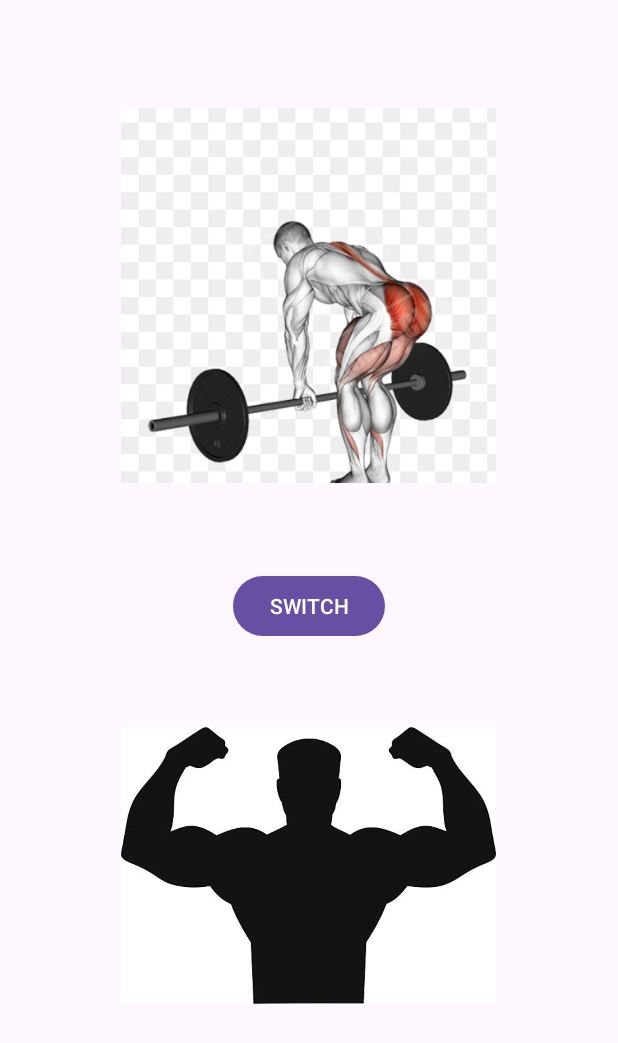
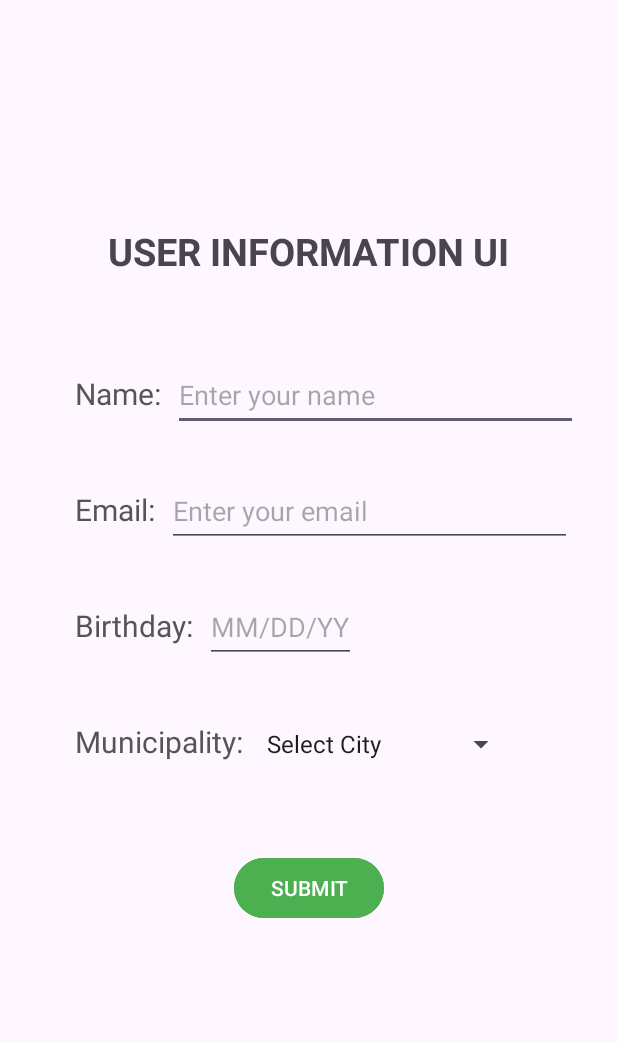
Before and after one commit to aj2333/Laboratory-Tasks, an Android app: the screen it shows after launch (MainActivity), on a phone screen of 412 x 824 dp. Shown: the top 1043 px of the screen. Run offline under Robolectric (Android 15) with nearby library versions, the light colour scheme and no system bars.

Commit message:
Save Code for Exercise 6

```diff
--- a/app/src/main/java/com/example/laboratorytasks/MainActivity.kt
+++ b/app/src/main/java/com/example/laboratorytasks/MainActivity.kt
@@ -1,51 +1,55 @@
 package com.example.laboratorytasks
 
+import android.content.Intent
 import android.widget.FrameLayout
 import android.os.Bundle
+import android.widget.ArrayAdapter
 import android.widget.Button
-import android.widget.ImageButton
+import android.widget.EditText
 import android.widget.ImageSwitcher
 import android.widget.ImageView
+import android.widget.Spinner
 import android.widget.Toast
-import android.widget.ToggleButton
 import android.widget.ViewSwitcher
 import androidx.activity.enableEdgeToEdge
 import androidx.appcompat.app.AppCompatActivity
 
+
 class MainActivity : AppCompatActivity(){
-
-    private var img = true
 
     override fun onCreate(savedInstanceState: Bundle?) {
         super.onCreate(savedInstanceState)
         enableEdgeToEdge()
         setContentView(R.layout.activity_main)
 
-        var imageSwitcher: ImageSwitcher = findViewById(R.id.lift)
-        var btnSwitch: Button = findViewById(R.id.btnSwitch)
+        val etName: EditText = findViewById(R.id.etName)
+        val etEmail: EditText = findViewById(R.id.etEmail)
+        val etBrithday: EditText = findViewById(R.id.etBirthday)
+        val spnMunicipality: Spinner = findViewById(R.id.spnMunicipality)
+        val btnSubmit: Button = findViewById(R.id.btnSubmit)
 
-        imageSwitcher.setFactory(ViewSwitcher.ViewFactory {
-            val imageView = ImageView(applicationContext)
-            imageView.scaleType = ImageView.ScaleType.CENTER_CROP
-            imageView.layoutParams = FrameLayout.LayoutParams(
-                FrameLayout.LayoutParams.MATCH_PARENT,
-                FrameLayout.LayoutParams.MATCH_PARENT
-            )
-            imageView
-        })
+        val city = arrayOf("Select City", "Taguig City", "Muntinlupa City", "Parañque City", "Las Piñas City")
+        val spinnerAdapter = ArrayAdapter(this, android.R.layout.simple_spinner_item, city)
+        spinnerAdapter.setDropDownViewResource(android.R.layout.simple_spinner_dropdown_item)
+        spnMunicipality.adapter = spinnerAdapter
 
-        imageSwitcher.setImageResource(R.drawable.lift)
+        btnSubmit.setOnClickListener {
+            val name = etName.text.toString().trim()
+            val email = etEmail.text.toString().trim()
+            val birthday = etBrithday.text.toString().trim()
+            val city = spnMunicipality.selectedItem.toString()
 
-        btnSwitch.setOnClickListener {
-            if(img) {
-                imageSwitcher.setImageResource(R.drawable.lift2)
-                Toast.makeText(this, "Image2", Toast.LENGTH_SHORT).show()
+            if (name.isNotEmpty() && email.isNotEmpty() && birthday.isNotEmpty() && city != "Select City") {
+                val intent = Intent(this, MainPageActivity::class.java)
+                intent.putExtra("USERNAME", name)
+                intent.putExtra("EMAIL", email)
+                intent.putExtra("BIRTHDAY", birthday)
+                intent.putExtra("CITY", city)
+                startActivity(intent)
             }
             else {
-                imageSwitcher.setImageResource(R.drawable.lift)
-                Toast.makeText(this, "Image1", Toast.LENGTH_SHORT).show()
+                Toast.makeText(this, "Please fill out all fields!", Toast.LENGTH_SHORT).show()
             }
-            img = !img
         }
     }
 }
--- a/app/src/main/res/layout/activity_main.xml
+++ b/app/src/main/res/layout/activity_main.xml
@@ -8,34 +8,115 @@
     android:layout_height="match_parent"
     tools:context=".MainActivity">
 
-    <ImageView
-        android:layout_width="250dp"
-        android:layout_height="250dp"
-        android:layout_marginTop="452dp"
-        android:src="@drawable/flex"
-        app:layout_constraintEnd_toEndOf="parent"
-        app:layout_constraintHorizontal_bias="0.496"
+    <TextView
+        android:id="@+id/tvTitle"
+        android:layout_width="wrap_content"
+        android:layout_height="wrap_content"
+        android:layout_marginTop="150dp"
+        android:text="USER INFORMATION UI"
+        android:textSize="25sp"
+        android:textStyle="bold"
         app:layout_constraintStart_toStartOf="parent"
-        app:layout_constraintTop_toTopOf="parent" />
+        app:layout_constraintTop_toTopOf="parent"
+        app:layout_constraintEnd_toEndOf="parent"/>
 
-    <ImageSwitcher
-        android:id="@+id/lift"
-        android:layout_width="250dp"
-        android:layout_height="250dp"
-        android:layout_marginTop="72dp"
-        app:layout_constraintEnd_toEndOf="parent"
-        app:layout_constraintHorizontal_bias="0.496"
+    <TextView
+        android:id="@+id/tvName"
+        android:layout_width="wrap_content"
+        android:layout_height="wrap_content"
+        android:layout_marginStart="50dp"
+        android:layout_marginTop="64dp"
+        android:text="Name:"
+        android:textColor="#555555"
+        android:textSize="20sp"
         app:layout_constraintStart_toStartOf="parent"
-        app:layout_constraintTop_toTopOf="parent" />
+        app:layout_constraintTop_toBottomOf="@+id/tvTitle"/>
+
+    <EditText
+        android:id="@+id/etName"
+        android:layout_width="270dp"
+        android:layout_height="48dp"
+        android:hint="Enter your name"
+        android:inputType="textPersonName"
+        app:layout_constraintStart_toEndOf="@+id/tvName"
+        app:layout_constraintBaseline_toBaselineOf="@+id/tvName"
+        android:layout_marginStart="8dp"/>
+
+    <TextView
+        android:id="@+id/tvEmail"
+        android:layout_width="wrap_content"
+        android:layout_height="wrap_content"
+        android:layout_marginStart="50dp"
+        android:layout_marginTop="50dp"
+        android:text="Email:"
+        android:textColor="#555555"
+        android:textSize="20sp"
+        app:layout_constraintStart_toStartOf="parent"
+        app:layout_constraintTop_toBottomOf="@+id/tvName"/>
+
+    <EditText
+        android:id="@+id/etEmail"
+        android:layout_width="270dp"
+        android:layout_height="48dp"
+        android:hint="Enter your email"
+        android:inputType="textEmailAddress"
+        app:layout_constraintStart_toEndOf="@+id/tvEmail"
+        app:layout_constraintBaseline_toBaselineOf="@+id/tvEmail"
+        android:layout_marginStart="8dp"/>
+
+    <TextView
+        android:id="@+id/tvBirthday"
+        android:layout_width="wrap_content"
+        android:layout_height="wrap_content"
+        android:layout_marginStart="50dp"
+        android:layout_marginTop="50dp"
+        android:text="Birthday:"
+        android:textColor="#555555"
+        android:textSize="20sp"
+        app:layout_constraintStart_toStartOf="parent"
+        app:layout_constraintTop_toBottomOf="@+id/tvEmail"/>
+
+    <EditText
+        android:id="@+id/etBirthday"
+        android:layout_width="wrap_content"
+        android:layout_height="48dp"
+        android:hint="MM/DD/YY"
+        android:inputType="date"
+        app:layout_constraintStart_toEndOf="@+id/tvBirthday"
+        app:layout_constraintBaseline_toBaselineOf="@+id/tvBirthday"
+        android:layout_marginStart="8dp"/>
+
+    <TextView
+        android:id="@+id/tvMunicipality"
+        android:layout_width="wrap_content"
+        android:layout_height="wrap_content"
+        android:layout_marginStart="50dp"
+        android:layout_marginTop="50dp"
+        android:text="Municipality:"
+        android:textColor="#555555"
+        android:textSize="20sp"
+        app:layout_constraintStart_toStartOf="parent"
+        app:layout_constraintTop_toBottomOf="@+id/tvBirthday"/>
+
+    <Spinner
+        android:id="@+id/spnMunicipality"
+        android:layout_width="0dp"
+        android:layout_height="48dp"
+        app:layout_constraintStart_toEndOf="@+id/tvMunicipality"
+        app:layout_constraintBaseline_toBaselineOf="@+id/tvMunicipality"
+        android:layout_marginStart="8dp"/>
 
     <Button
-        android:id="@+id/btnSwitch"
+        android:id="@+id/btnSubmit"
         android:layout_width="wrap_content"
         android:layout_height="wrap_content"
-        android:layout_marginTop="380dp"
-        android:text="SWITCH"
-        app:layout_constraintEnd_toEndOf="parent"
+        android:text="SUBMIT"
+        android:backgroundTint="#4CAF50"
+        android:textColor="#FFFFFF"
+        android:layout_marginTop="48dp"
+        app:layout_constraintTop_toBottomOf="@id/spnMunicipality"
         app:layout_constraintStart_toStartOf="parent"
-        app:layout_constraintTop_toTopOf="parent" />
+        app:layout_constraintEnd_toEndOf="parent" />
+
 
 </androidx.constraintlayout.widget.ConstraintLayout>
--- a/app/src/main/res/mipmap-anydpi-v26/ic_launcher.xml
+++ b/app/src/main/res/mipmap-anydpi-v26/ic_launcher.xml
@@ -1,5 +1,5 @@
 <?xml version="1.0" encoding="utf-8"?>
 <adaptive-icon xmlns:android="http://schemas.android.com/apk/res/android">
     <background android:drawable="@drawable/ic_launcher_background"/>
-    <foreground android:drawable="@mipmap/ic_launcher_foreground"/>
+    <foreground android:drawable="@drawable/ic_launcher_foreground"/>
 </adaptive-icon>
--- a/app/src/main/res/mipmap-anydpi-v26/ic_launcher_round.xml
+++ b/app/src/main/res/mipmap-anydpi-v26/ic_launcher_round.xml
@@ -1,5 +1,5 @@
 <?xml version="1.0" encoding="utf-8"?>
 <adaptive-icon xmlns:android="http://schemas.android.com/apk/res/android">
     <background android:drawable="@drawable/ic_launcher_background"/>
-    <foreground android:drawable="@mipmap/ic_launcher_foreground"/>
+    <foreground android:drawable="@drawable/ic_launcher_foreground"/>
 </adaptive-icon>
```
Also changed, not shown: app/src/main/AndroidManifest.xml (+6 -8 lines), app/src/main/java/com/example/laboratorytasks/MainPageActivity.kt (added, +21 -0 lines), app/src/main/res/drawable-v24/ic_launcher_foreground.xml (deleted, +0 -30 lines), app/src/main/res/drawable/ic_launcher_foreground.xml (added, +15 -0 lines), app/src/main/res/layout/mainpage_activity.xml (added, +32 -0 lines), app/src/main/ic_launcher-playstore.png (added), app/src/main/res/mipmap-hdpi/ic_launcher.webp, app/src/main/res/mipmap-hdpi/ic_launcher_round.webp, app/src/main/res/mipmap-mdpi/ic_launcher.webp, app/src/main/res/mipmap-mdpi/ic_launcher_round.webp, app/src/main/res/mipmap-xhdpi/ic_launcher.webp, app/src/main/res/mipmap-xhdpi/ic_launcher_round.webp, app/src/main/res/mipmap-xxhdpi/ic_launcher.webp, app/src/main/res/mipmap-xxhdpi/ic_launcher_round.webp, 2 more files.
